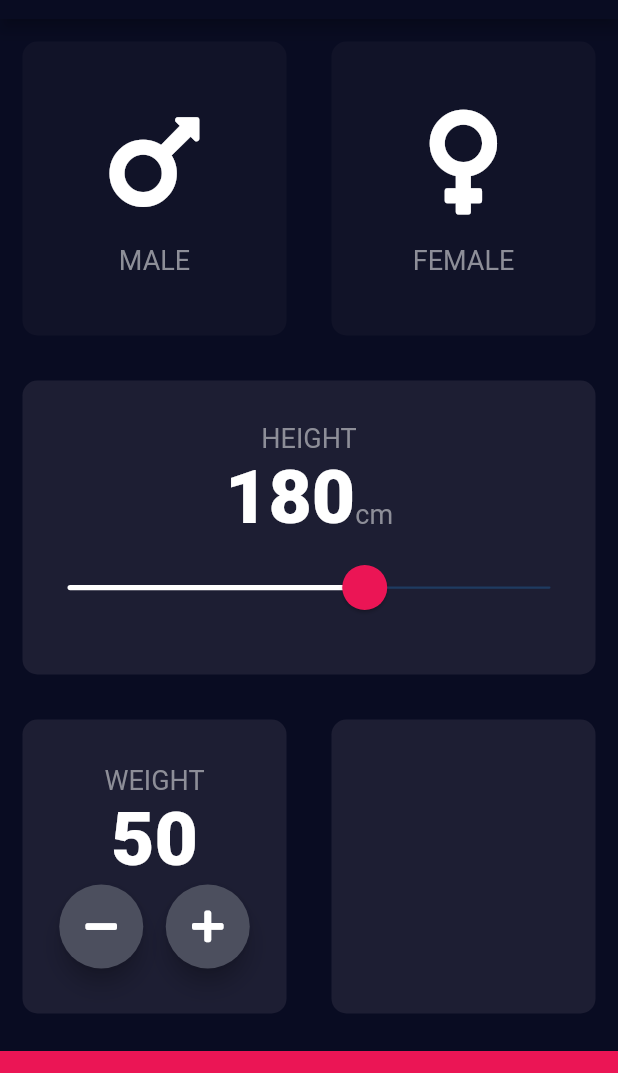
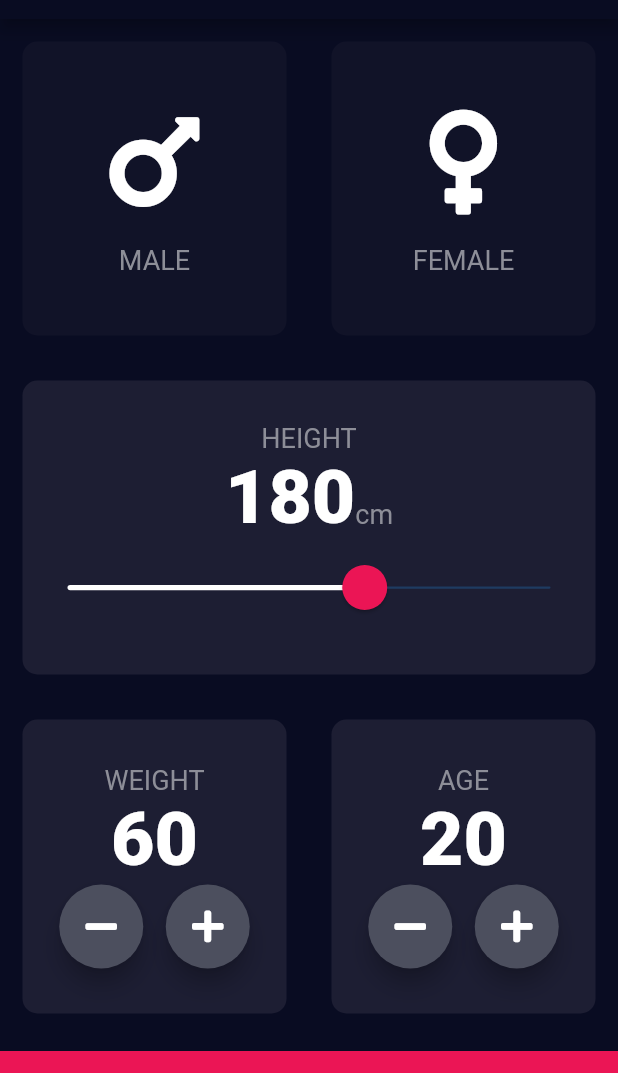
Before and after one commit to Jishnu075/bmi_calc, a Flutter app: the screen it shows after launch, on a phone screen of 412 x 824 dp, the part 65-1138 px from its top. Run offline on Flutter 3.47's test engine with Material 2 defaults, Android fonts, the phone set to English and light mode, and no system bars; our stand-ins replace font_awesome_flutter.

Commit message:
5th card

```diff
--- a/lib/input_page.dart
+++ b/lib/input_page.dart
@@ -17,7 +17,8 @@ class InputPage extends StatefulWidget {
 class _InputPageState extends State<InputPage> {
   Gender? selectedGender;
   int height = 180;
-  int weight = 50;
+  int weight = 60;
+  int age = 20;
 
   @override
   Widget build(BuildContext context) {
@@ -173,6 +174,47 @@ class _InputPageState extends State<InputPage> {
                 Expanded(
                   child: ReusableCard(
                     colour: kActiveCardColor,
+                    cardChild: Column(
+                      mainAxisAlignment: MainAxisAlignment.center,
+                      children: [
+                        Text(
+                          'AGE',
+                          style: kLabelTextStyle,
+                        ),
+                        Text(
+                          age.toString(),
+                          style: kNumberTextStyle,
+                        ),
+                        Row(
+                          mainAxisAlignment: MainAxisAlignment.center,
+                          children: [
+                            RoundedIconButton(
+                              child: Icon(FontAwesomeIcons.minus),
+                              onPressed: () {
+                                setState(() {
+                                  if (age > 0) {
+                                    age--;
+                                  }
+                                });
+                              },
+                            ),
+                            SizedBox(
+                              width: 15.0,
+                            ),
+                            RoundedIconButton(
+                              child: Icon(FontAwesomeIcons.plus),
+                              onPressed: () {
+                                setState(() {
+                                  if (age < 120) {
+                                    age++;
+                                  }
+                                });
+                              },
+                            )
+                          ],
+                        ),
+                      ],
+                    ),
                   ),
                 ),
               ],
```
